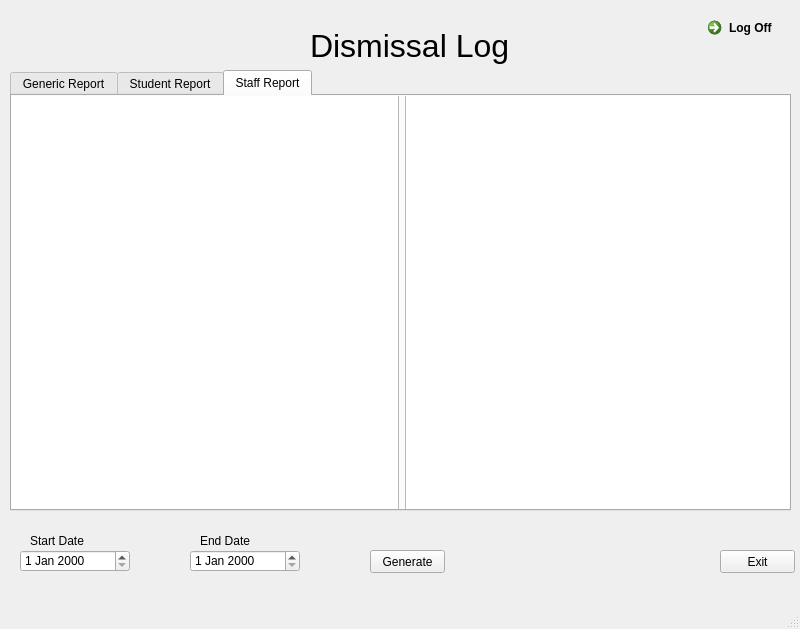
Old version of the form UI/dismisslog.ui in the repository kash-if47/Senior-Design.
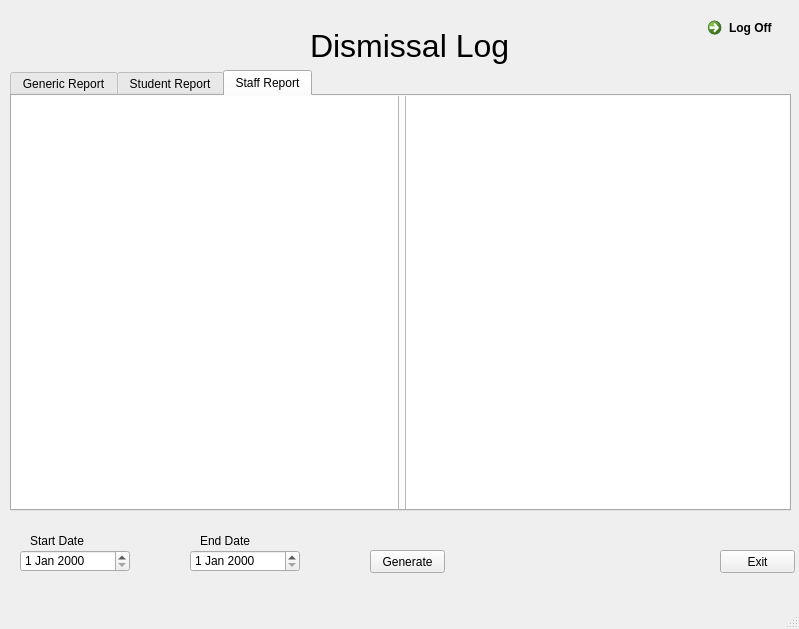
New version of the form.

Commit message: now with more dialogs

```diff
--- a/UI/dismisslog.ui
+++ b/UI/dismisslog.ui
@@ -6,7 +6,7 @@
    <rect>
     <x>0</x>
     <y>0</y>
-    <width>800</width>
+    <width>799</width>
     <height>629</height>
    </rect>
   </property>
```
Left out of the diff: 10 changed lines with no effect on the pictures. The commit also changes 4 other files.
